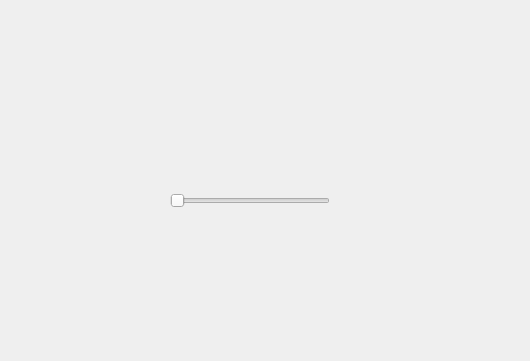
tingxinchen/spinbox, file widget.ui: the form before one commit; both pictures show x 270 to 800 and y 0 to 361 of the 800 by 600 pixel window.
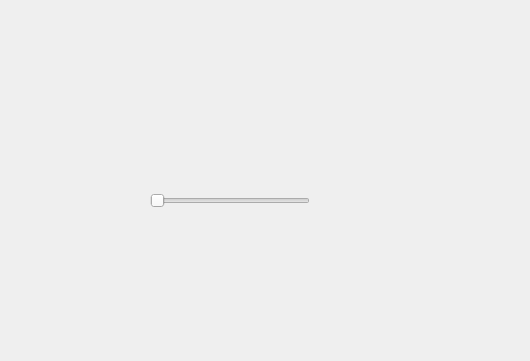
The form after the commit.

Commit message: 1st build

What changed in the file:
```diff
--- a/widget.ui
+++ b/widget.ui
@@ -26,7 +26,7 @@
   <widget class="QSlider" name="horizontalSlider">
    <property name="geometry">
     <rect>
-     <x>440</x>
+     <x>420</x>
      <y>190</y>
      <width>160</width>
      <height>22</height>
```
Left out of the diff: 18 changed lines with no effect on the pictures.
